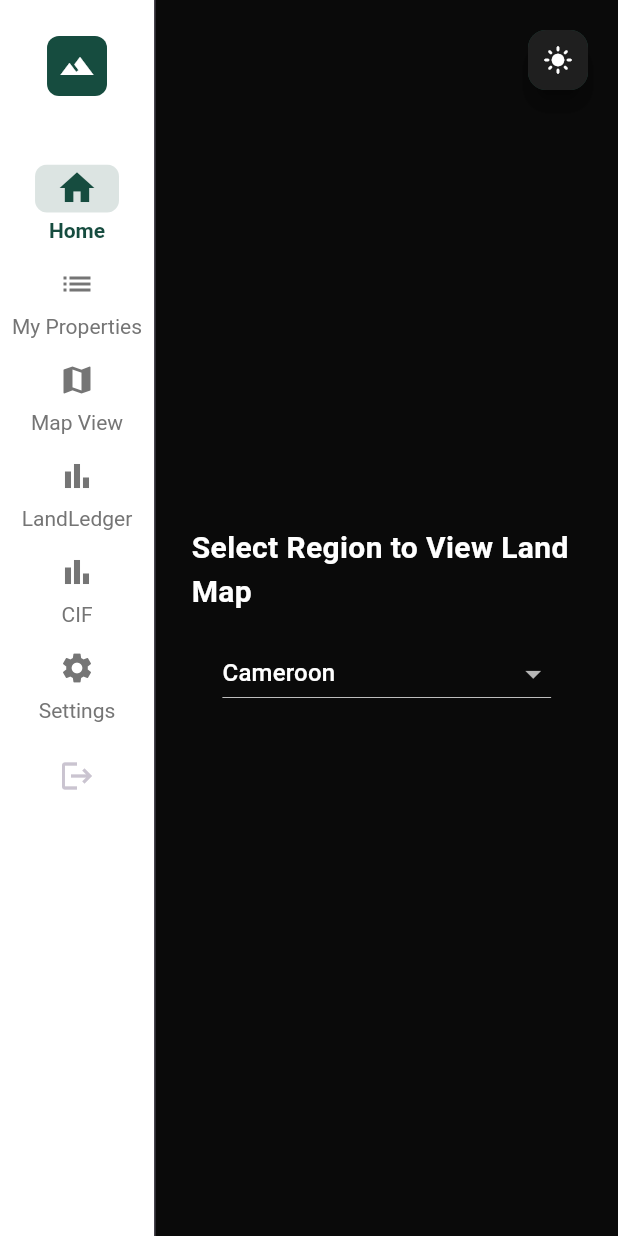
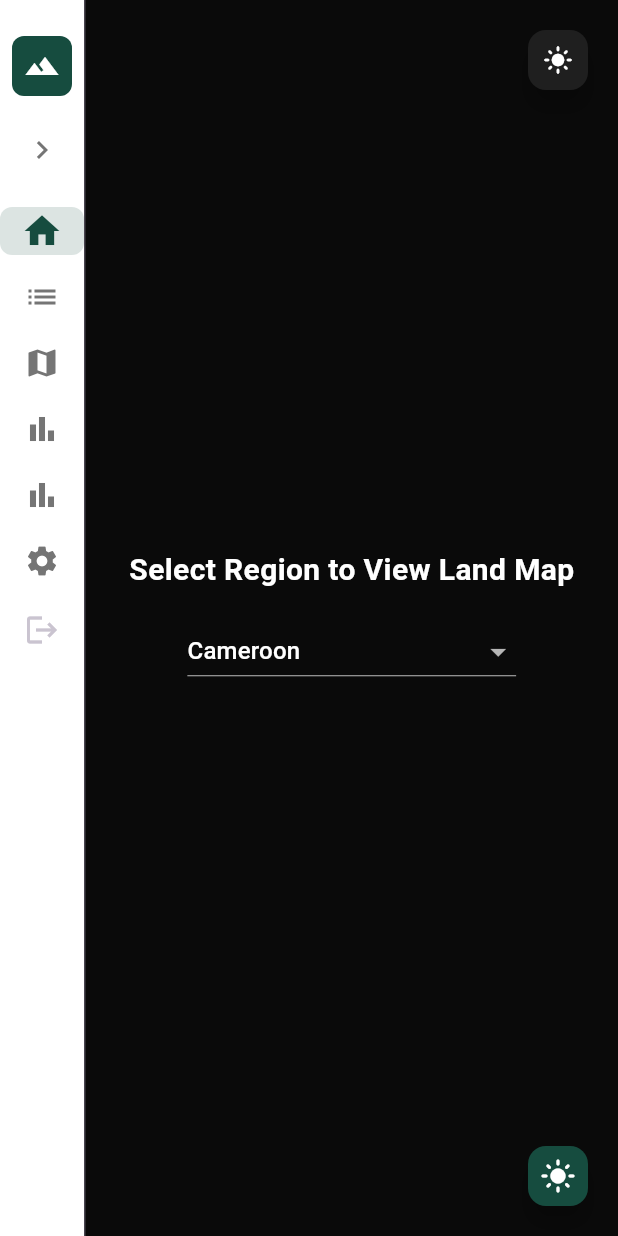
Before and after one commit to morgncolt/lala, a Flutter app: the DashboardScreen screen opened by its route, on a phone screen of 412 x 824 dp. Run offline on Flutter 3.47's test engine with Material 3 defaults, Android fonts, the phone set to English and light mode, and no system bars; our stand-ins replace cloud_firestore, firebase_auth, firebase_core, flutter_map, geolocator, google_fonts and 2 more; missing offline and left inert: flutter_map_cancellable_tile_provider; accounts and stored records are empty; project files that could hold a hidden picture were left out.

Commit message:
working collapsable dashboard

```diff
--- a/landledger_frontend/lib/dashboard_screen.dart
+++ b/landledger_frontend/lib/dashboard_screen.dart
@@ -49,11 +49,11 @@
   bool isLoading = false;
   bool hasMore = true;
   DocumentSnapshot? lastDocument;
-  // 1) Add your own dark mode flag here
+
+  // UI state
   bool isDarkMode = true;
-
-  // map view toggle
   bool showSatellite = false;
+  bool isRailExtended = false;                // <-- collapsible rail state
 
   // scroll debounce
   final ScrollController _scrollController = ScrollController();
@@ -182,7 +182,6 @@
 
   @override
   Widget build(BuildContext context) {
-  // 1) Define your nav entries as before
     final navEntries = <_NavEntry>[
       _NavEntry(
         icon: Icons.home,
@@ -236,23 +235,17 @@
         label: 'Settings',
         screen: const Center(child: Text('Settings 🔜')),
       ),
-
     ];
 
     return Scaffold(
-    // 2) No AppBar—everything lives in the body
-    body: Stack(
-      children: [
-        // ── Main layout: NavigationRail + content ──
-        Row(
+      body: Row(
         children: [
           Theme(
             data: Theme.of(context).copyWith(
               navigationRailTheme: NavigationRailThemeData(
                 backgroundColor: Colors.white,
                 elevation: 6,
-                  indicatorColor:
-                      Theme.of(context).primaryColor.withOpacity(0.15),
+                indicatorColor: Theme.of(context).primaryColor.withOpacity(0.15),
                 indicatorShape: RoundedRectangleBorder(
                   borderRadius: BorderRadius.circular(8),
                 ),
@@ -268,11 +261,14 @@
                   color: Theme.of(context).primaryColor,
                   fontWeight: FontWeight.w600,
                 ),
-                  unselectedLabelTextStyle:
-                      TextStyle(color: Colors.grey.shade600),
+                unselectedLabelTextStyle: TextStyle(color: Colors.grey.shade600),
               ),
             ),
             child: NavigationRail(
+              extended: isRailExtended,
+              minWidth: 56,              // width when collapsed
+              minExtendedWidth: 120,     // width when expanded
+              labelType: NavigationRailLabelType.none,
               selectedIndex: _selectedIndex,
               onDestinationSelected: (i) {
                 if (navEntries[i].icon == Icons.logout) {
@@ -282,7 +278,6 @@
                   setState(() => _selectedIndex = i);
                 }
               },
-                groupAlignment: -0.9,
               leading: Column(
                 children: [
                   const SizedBox(height: 16),
@@ -295,10 +290,18 @@
                       child: const Icon(Icons.terrain, color: Colors.white),
                     ),
                   ),
-                    const SizedBox(height: 24),
+                  const SizedBox(height: 12),
+                  IconButton(
+                    icon: Icon(
+                      isRailExtended
+                          ? Icons.chevron_left
+                          : Icons.chevron_right,
+                      color: Colors.grey.shade600,
+                    ),
+                    onPressed: () => setState(() => isRailExtended = !isRailExtended),
+                  ),
                 ],
               ),
-                labelType: NavigationRailLabelType.all,
               destinations: navEntries
                   .map((e) => NavigationRailDestination(
                         icon: Icon(e.icon),
@@ -323,16 +326,16 @@
           Expanded(
             child: Stack(
               children: [
-                  // 3) Show the selected screen
+                // Selected screen
                 Positioned.fill(
                   child: navEntries[_selectedIndex].screen!,
                 ),
 
-                  // 4) Optional search bar on tabs 1 & 2
+                // Search bar for list/map
                 if (_selectedIndex == 1 || _selectedIndex == 2)
                   Positioned(
                     top: 20,
-                      left: 80,
+                    left: isRailExtended ? 80 : 56,
                     child: SizedBox(
                       width: 320,
                       child: Material(
@@ -349,8 +352,7 @@
                               borderRadius: BorderRadius.circular(30),
                               borderSide: BorderSide.none,
                             ),
-                              contentPadding:
-                                  const EdgeInsets.symmetric(
+                            contentPadding: const EdgeInsets.symmetric(
                               horizontal: 20,
                               vertical: 14,
                             ),
@@ -364,37 +366,21 @@
           ),
         ],
       ),
-
-        // ── 5) Floating theme‐toggle button ──
-        Positioned(
-          top: 16,
-          right: 16,
-          child: Tooltip(
-            message: 'Toggle Theme',
-            child: FloatingActionButton.small(
+      // Theme toggle
+      floatingActionButton: FloatingActionButton.small(
+        tooltip: 'Toggle Theme',
         backgroundColor: Theme.of(context).primaryColor,
         foregroundColor: Colors.white,
-              onPressed: () => setState(() {
-                isDarkMode = !isDarkMode;
-                // propagate this up to MaterialApp via callback or Provider
-              }),
-              child:
-                  Icon(isDarkMode ? Icons.light_mode : Icons.dark_mode),
-            ),
-          ),
-        ),
-      ],
+        onPressed: () => setState(() => isDarkMode = !isDarkMode),
+        child: Icon(isDarkMode ? Icons.light_mode : Icons.dark_mode),
       ),
     );
   }
 
-  // keep this if you still need a separate list view builder
+  // Legacy list builder (if still needed)
   Widget buildMyPropertiesList() {
-    if (isLoading) {
-      return const Center(child: CircularProgressIndicator());
-    } else if (userProperties.isEmpty) {
-      return const Center(child: Text("No saved properties found in this region."));
-    }
+    if (isLoading) return const Center(child: CircularProgressIndicator());
+    if (userProperties.isEmpty) return const Center(child: Text("No saved properties found in this region."));
 
     return ListView.builder(
       controller: _scrollController,
@@ -417,7 +403,6 @@
 
         return GestureDetector(
           onTap: () async {
-            if (!mounted) return;
             await deleteProperty(index);
             Navigator.push(
               context,
@@ -450,7 +435,7 @@
                           urlTemplate: showSatellite
                               ? 'https://services.arcgisonline.com/ArcGIS/rest/services/World_Imagery/MapServer/tile/{z}/{y}/{x}'
                               : 'https://{s}.tile.openstreetmap.org/{z}/{x}/{y}.png',
-                          subdomains: showSatellite ? [] : ['a', 'b', 'c'],
+                          subdomains: showSatellite ? [] : ['a','b','c'],
                           userAgentPackageName: 'com.example.landledger',
                           tileProvider: CancellableNetworkTileProvider(),
                         ),
```
Lines whose indentation alone changed are shown as unchanged.
